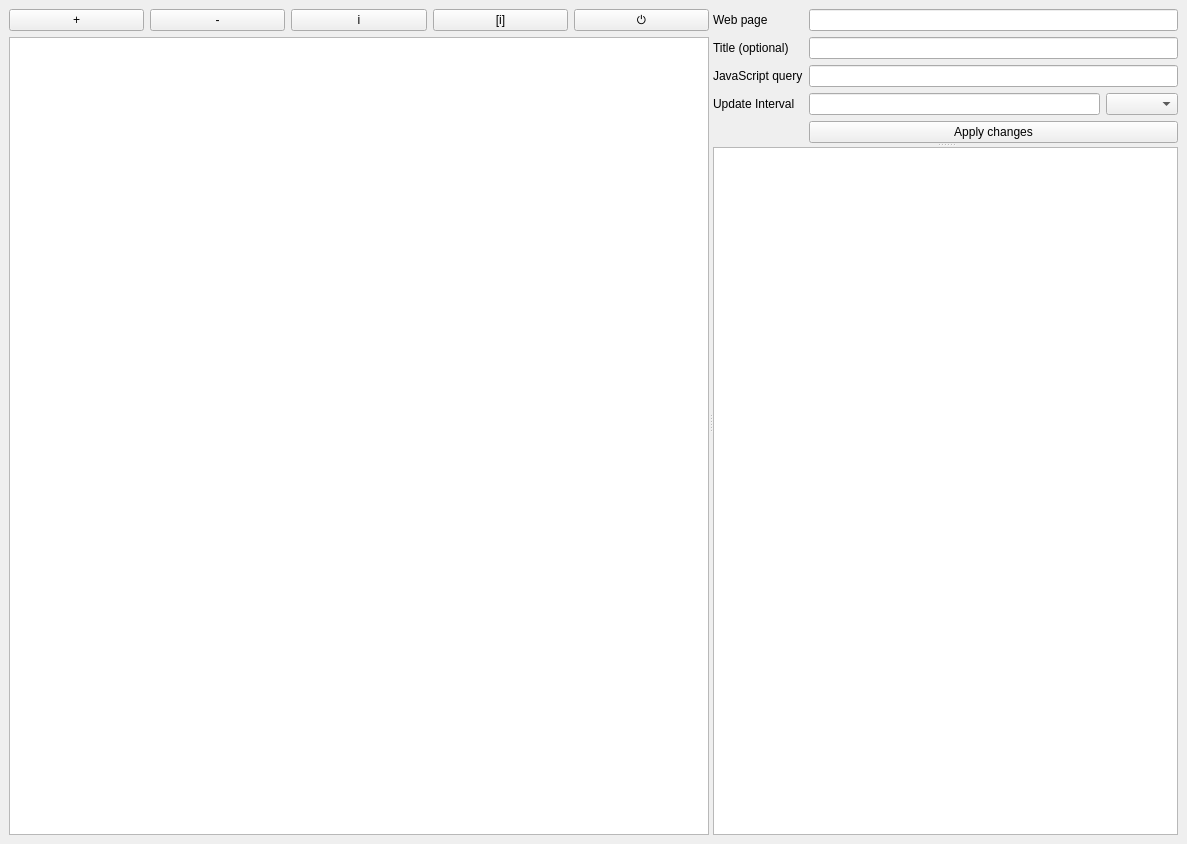
This is src/mainwindow.ui in mmmm1998/WebWatcher as Qt 5 draws it before an edit. The edited form follows.
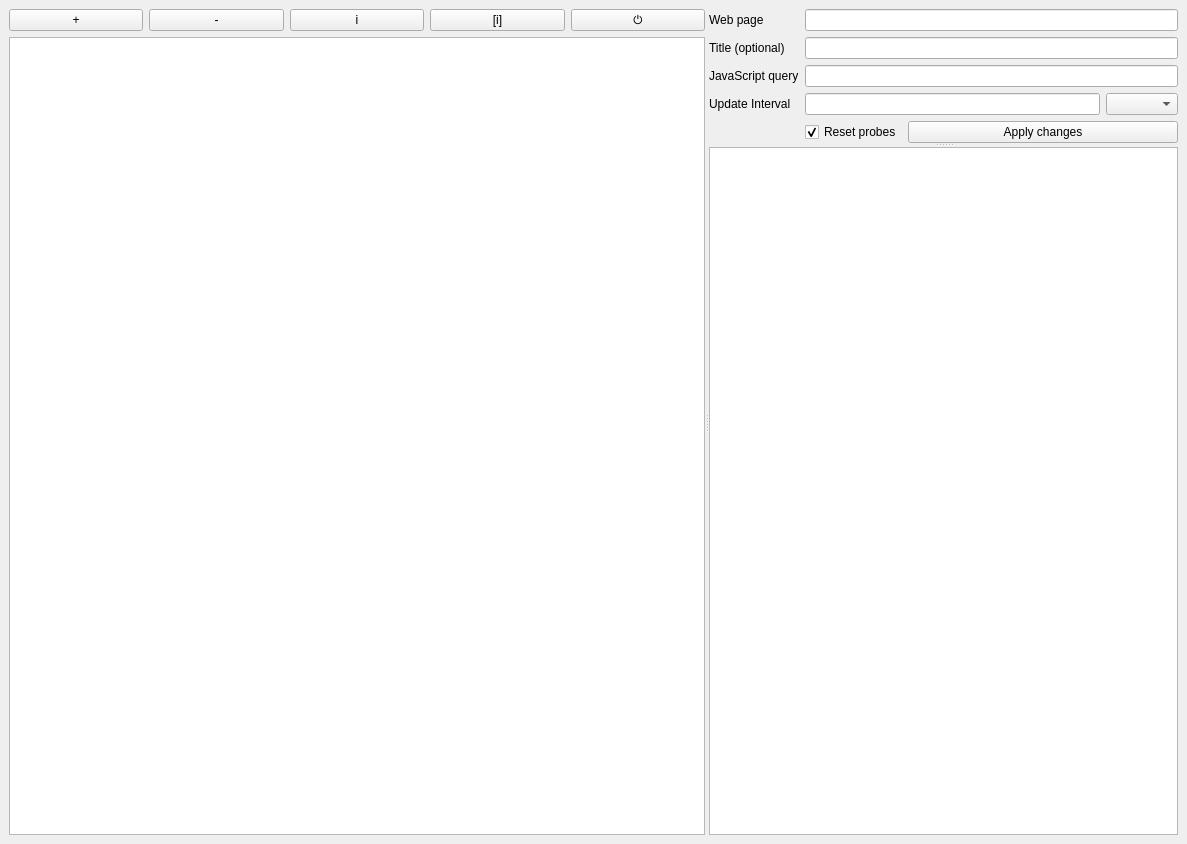
This is the edited form. Icons and pictures are not drawn.

Commit message: Remove Watcher::setSet, because it is not used and add possibility to not reset probes on JS query and site update

```diff
--- a/src/mainwindow.ui
+++ b/src/mainwindow.ui
@@ -240,11 +240,34 @@
           </layout>
          </item>
          <item row="5" column="1">
-          <widget class="QPushButton" name="updateSiteButtion">
-           <property name="text">
-            <string>Apply changes</string>
-           </property>
-          </widget>
+          <layout class="QHBoxLayout" name="horizontalLayout_3">
+           <item>
+            <widget class="QCheckBox" name="resetProbesCheckBox">
+             <property name="toolTip">
+              <string>Reset probes on changing web page or JS query of watching</string>
+             </property>
+             <property name="text">
+              <string>Reset probes</string>
+             </property>
+             <property name="checked">
+              <bool>true</bool>
+             </property>
+            </widget>
+           </item>
+           <item>
+            <widget class="QPushButton" name="updateSiteButtion">
+             <property name="sizePolicy">
+              <sizepolicy hsizetype="Expanding" vsizetype="Fixed">
+               <horstretch>0</horstretch>
+               <verstretch>0</verstretch>
+              </sizepolicy>
+             </property>
+             <property name="text">
+              <string>Apply changes</string>
+             </property>
+            </widget>
+           </item>
+          </layout>
          </item>
         </layout>
        </widget>
```
Left out of the diff: 50 changed lines with no effect on the pictures. The commit also changes 4 other files.
